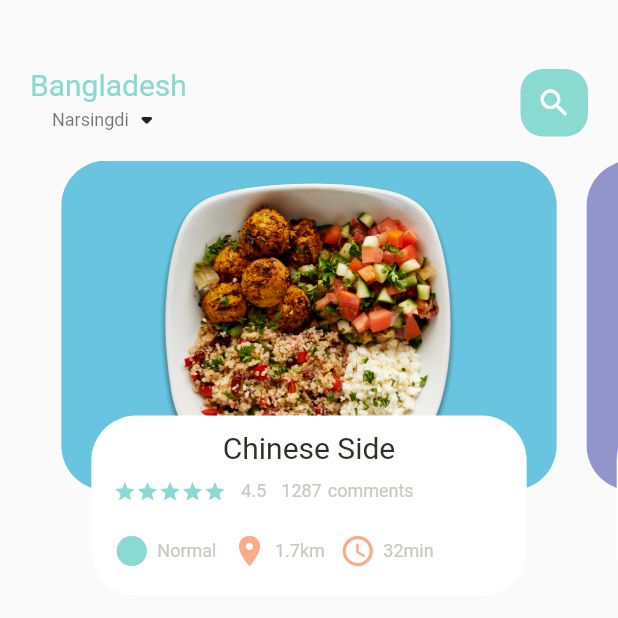
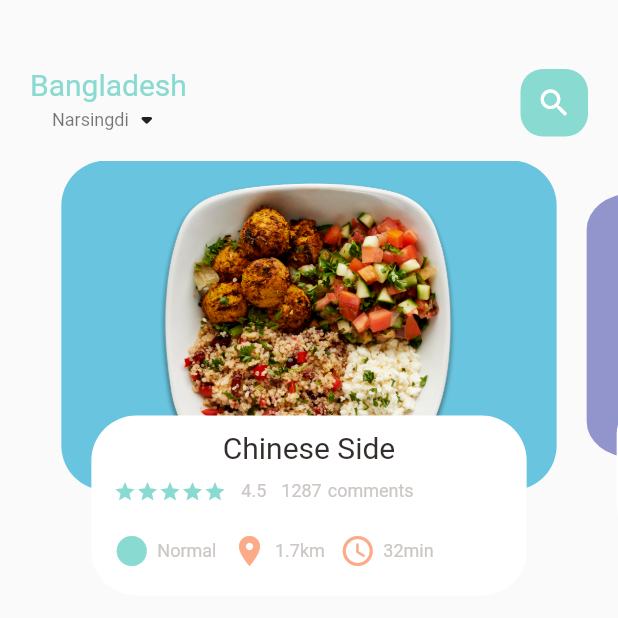
Before and after one commit to rajrawat37/food-delivery-app-flutter, a Flutter app: the screen it shows after launch, on a phone screen of 412 x 824 dp, the top half of it. Run offline on Flutter 3.47's test engine with Material 2 defaults, Android fonts, the phone set to English and light mode, and no system bars.

```diff
--- a/lib/home/food_page_body.dart
+++ b/lib/home/food_page_body.dart
@@ -16,6 +16,8 @@ class FoodPageBody extends StatefulWidget {
 class _FoodPageBodyState extends State<FoodPageBody> {
   PageController pageController = PageController(viewportFraction: 0.85);
   var _currPageValue = 0.0;
+  double _scaleFactor = 0.8;
+  double _height = 220;
 
   @override
   void initState() {
@@ -25,6 +27,11 @@ class _FoodPageBodyState extends State<FoodPageBody> {
         _currPageValue = pageController.page!;
       });
     });
+  }
+
+  @override
+  void dispose() {
+    pageController.dispose();
   }
 
   @override
@@ -41,7 +48,28 @@ class _FoodPageBodyState extends State<FoodPageBody> {
   }
 
   Widget _buildPageItem(int index) {
-    return Stack(
+    Matrix4 matrix = Matrix4.identity();
+
+    if (index == _currPageValue.floor()) {
+      var currScale = 1 - (_currPageValue - index) * (1 - _scaleFactor);
+      var currTrans = _height * (1 - currScale) / 2;
+      matrix = Matrix4.diagonal3Values(1, currScale, 1)
+        ..setTranslationRaw(0, currTrans, 0);
+    } else if (index == _currPageValue.floor() + 1) {
+      var currScale =
+          _scaleFactor + (_currPageValue - index + 1) * (1 - _scaleFactor);
+      var currTrans = _height * (1 - currScale) / 2;
+      matrix = Matrix4.diagonal3Values(1, currScale, 1)
+        ..setTranslationRaw(0, currTrans, 0);
+    } else {
+      var currScale = 0.8;
+      matrix = Matrix4.diagonal3Values(1, currScale, 1)
+        ..setTranslationRaw(0, _height * (1 - _scaleFactor) / 2, 1);
+    }
+
+    return Transform(
+      transform: matrix,
+      child: Stack(
         children: [
           Container(
             height: 220,
@@ -49,7 +77,7 @@ class _FoodPageBodyState extends State<FoodPageBody> {
             decoration: BoxDecoration(
               borderRadius: BorderRadius.circular(30),
               color: index.isEven ? Color(0xFF69c5df) : Color(0xFF9294cc),
-            image: DecorationImage(
+              image: const DecorationImage(
                 fit: BoxFit.contain,
                 image: AssetImage("assets/images/food5.png"),
               ),
@@ -124,6 +152,7 @@ class _FoodPageBodyState extends State<FoodPageBody> {
             ),
           ),
         ],
+      ),
     );
   }
 }
```
Lines whose indentation alone changed are shown as unchanged.
